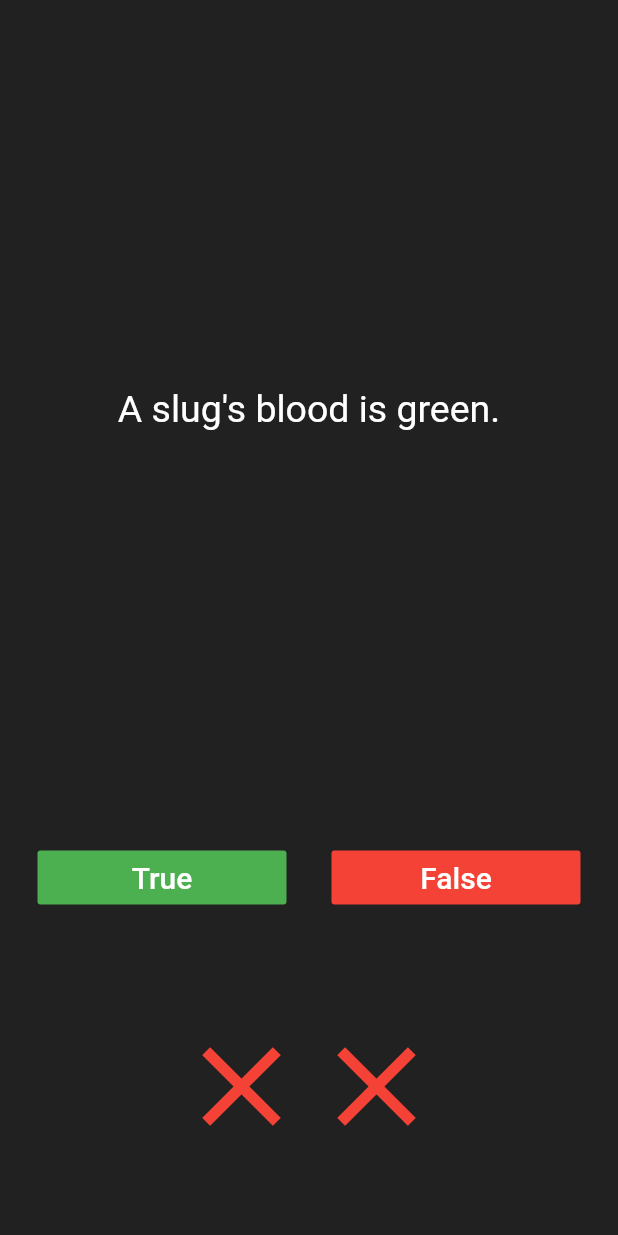
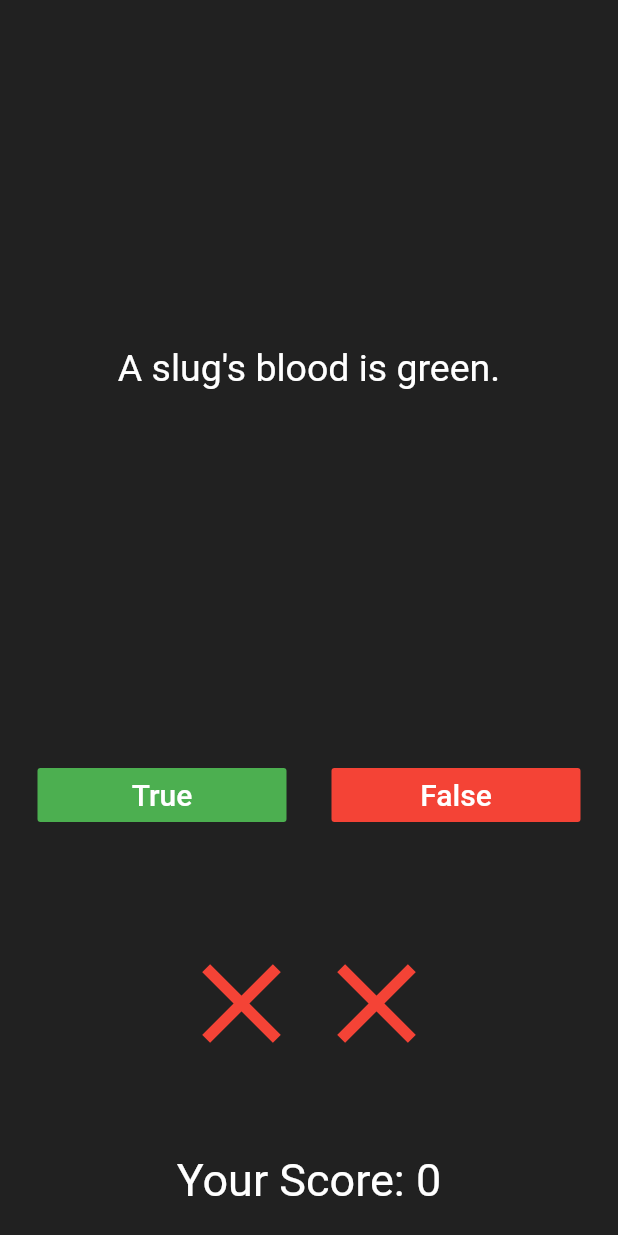
Before and after one commit to GEspinosa7/flutter_study, a Flutter app: the screen it shows after launch, after a tap on "True", after a tap on "False", on a phone screen of 412 x 824 dp. Run offline on Flutter 3.47's test engine with Material 2 defaults, Android fonts, the phone set to English and light mode, and no system bars; our stand-ins replace audioplayers.

Commit message:
refactore the code & apply abstraction OO principle

```diff
--- a/quizzler-flutter/lib/main.dart
+++ b/quizzler-flutter/lib/main.dart
@@ -1,4 +1,7 @@
 import 'package:flutter/material.dart';
+import 'package:quizzler/quiz_brain.dart';
+
+QuizzBrain qizzBrain = QuizzBrain();
 
 void main() => runApp(Quizzler());
 
@@ -26,15 +29,8 @@ class QuizPage extends StatefulWidget {
 
 class _QuizPageState extends State<QuizPage> {
   List<Icon> scoreKeeper = [];
-  List<String> questions = [
-    'You can lead a cow down stairs but not up stairs.',
-    'Approximately one quarter of human bones are in the feet.',
-    'A slug\'s blood is green.',
-  ];
-
-  List<bool> answers = [false, true, true];
-
   int questionNumber = 0;
+  int score = 0;
 
   void showResult(icon, color) {
     scoreKeeper.add(
@@ -59,7 +55,7 @@ class _QuizPageState extends State<QuizPage> {
               padding: EdgeInsets.all(10.0),
               child: Center(
                 child: Text(
-                  questions[questionNumber],
+                  qizzBrain.questionList[questionNumber].questionText,
                   textAlign: TextAlign.center,
                   style: TextStyle(
                     fontSize: 25.0,
@@ -85,12 +81,14 @@ class _QuizPageState extends State<QuizPage> {
                       ),
                     ),
                     onPressed: () {
-                      bool correctAnswer = answers[questionNumber];
+                      bool correctAnswer =
+                          qizzBrain.questionList[questionNumber].questionAnswer;
 
                       if (correctAnswer == true) {
                         setState(() {
                           showResult(Icons.check, Colors.green);
                           questionNumber++;
+                          score++;
                         });
                       } else {
                         setState(() {
@@ -115,12 +113,14 @@ class _QuizPageState extends State<QuizPage> {
                       ),
                     ),
                     onPressed: () {
-                      bool correctAnswer = answers[questionNumber];
+                      bool correctAnswer =
+                          qizzBrain.questionList[questionNumber].questionAnswer;
 
                       if (correctAnswer == false) {
                         setState(() {
                           showResult(Icons.check, Colors.green);
                           questionNumber++;
+                          score++;
                         });
                       } else {
                         setState(() {
@@ -145,15 +145,18 @@ class _QuizPageState extends State<QuizPage> {
                 children: scoreKeeper,
               ),
             ),
-          )
+          ),
+          Container(
+            width: double.infinity,
+            margin: EdgeInsets.only(bottom: 20),
+            child: Text(
+              'Your Score: ' + score.toString(),
+              textAlign: TextAlign.center,
+              style: TextStyle(color: Colors.white, fontSize: 30),
+            ),
+          ),
         ],
       ),
     );
   }
 }
-
-/*
-question1: 'You can lead a cow down stairs but not up stairs.', false,
-question2: 'Approximately one quarter of human bones are in the feet.', true,
-question3: 'A slug\'s blood is green.', true,
-*/
--- /dev/null
+++ b/quizzler-flutter/lib/question.dart
@@ -0,0 +1,10 @@
+class Question {
+  String questionText;
+  bool questionAnswer;
+
+//constructor
+  Question(String q, bool a) {
+    questionText = q;
+    questionAnswer = a;
+  }
+}
```
Also changed, not shown: quizzler-flutter/lib/quiz_brain.dart (added, +30 -0 lines).
